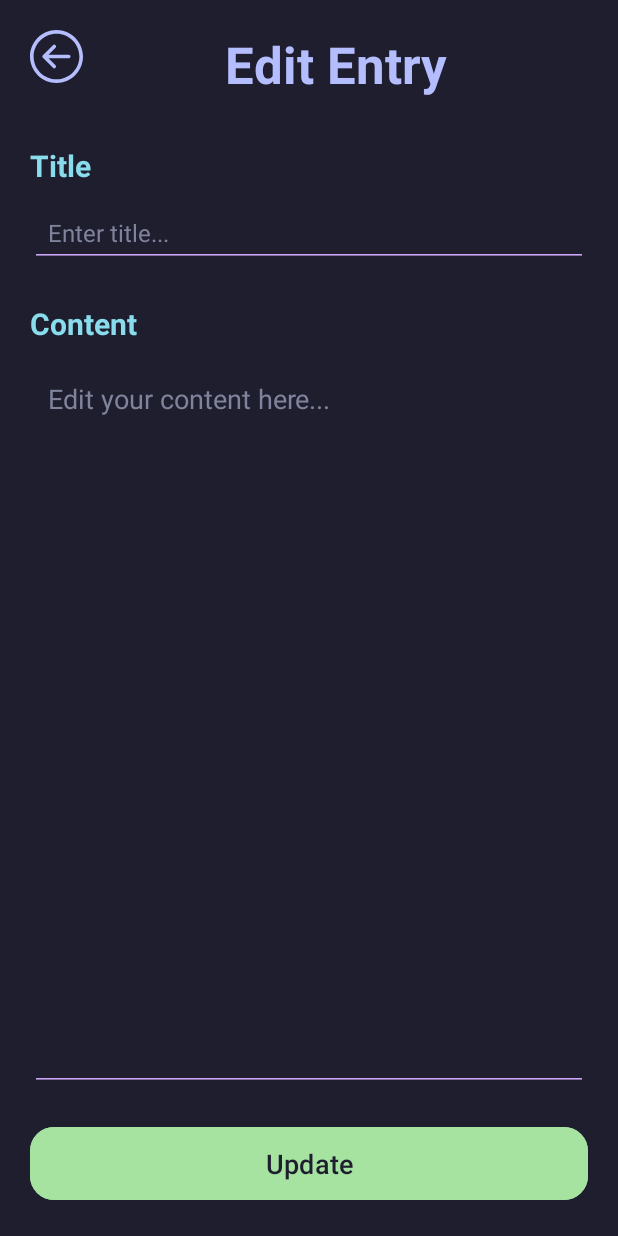
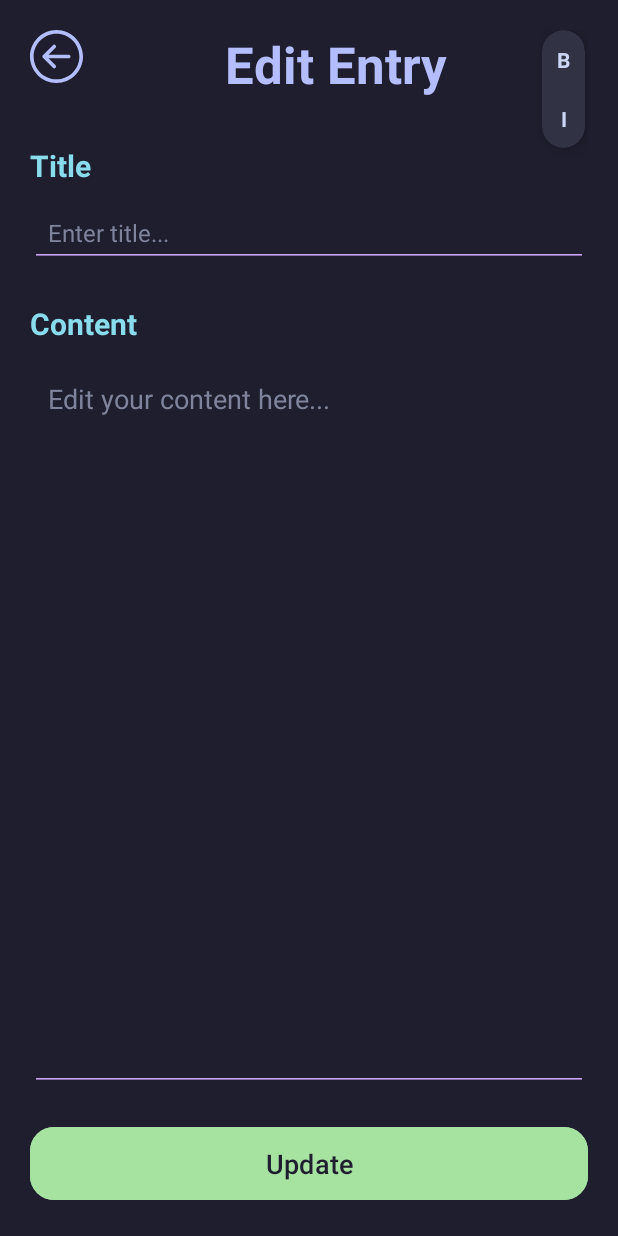
Before and after one commit to taaaf11/AndroidProject-PersonalDiaryApp, an Android app: the fragment EditFragment placed in its activity, on a phone screen of 412 x 824 dp. Run offline under Robolectric (Android 15) with nearby library versions, the phone set to English and light mode, and no system bars; our stand-ins replace Room's generated code; 3 statements that could not run were skipped.

Commit message:
add markdown controls card to edit fragment

```diff
--- a/app/build.gradle.kts
+++ b/app/build.gradle.kts
@@ -67,4 +67,8 @@ dependencies {
     annotationProcessor("androidx.room:room-compiler:2.6.1")
     kapt("androidx.room:room-compiler:2.6.1")
     implementation("androidx.room:room-ktx:2.6.1")
+
+    // markdown
+    implementation("org.commonmark:commonmark:0.22.0")
+
 }
--- a/app/src/main/java/com/example/personaldiaryapp/EditFragment.kt
+++ b/app/src/main/java/com/example/personaldiaryapp/EditFragment.kt
@@ -45,12 +45,16 @@ class EditFragment : Fragment(), View.OnClickListener {
     private fun registerClicks() {
         binding?.ivBackButtonFragmentEdit?.setOnClickListener(this)
         binding?.btnUpdateEntryFragmentEdit?.setOnClickListener(this)
-//        binding?.includedCard?.tvbtnBoldFragmentEdit?.setOnClickListener {
-//            binding?.etContentFragmentEdit?.text =
-//        }
-//        binding?.includedCard?.tvbtnItalicFragmentEdit?.setOnClickListener {
-//
-//        }
+        binding?.includedCard?.tvbtnBoldFragmentEdit?.setOnClickListener {
+            val theEditText = binding?.etContentFragmentEdit!!
+            theEditText.setText(theEditText.text.toString() + "****")
+            theEditText.setSelection(theEditText.text.length - 2)
+        }
+        binding?.includedCard?.tvbtnItalicFragmentEdit?.setOnClickListener {
+            val theEditText = binding?.etContentFragmentEdit!!
+            theEditText.setText(theEditText.text.toString() + "__")
+            theEditText.setSelection(theEditText.text.length - 1)
+        }
     }
 
     override fun onClick(v: View?) {
--- a/app/src/main/res/layout/fragment_edit.xml
+++ b/app/src/main/res/layout/fragment_edit.xml
@@ -115,14 +115,14 @@
         app:layout_constraintStart_toStartOf="parent"
         app:layout_constraintEnd_toEndOf="parent" />
 
-<!--    <include-->
-<!--        android:id="@+id/includedCard"-->
-<!--        layout="@layout/markdown_controls_card"-->
-<!--        android:layout_width="0dp"-->
-<!--        android:layout_height="wrap_content"-->
-<!--        android:layout_marginEnd="2dp"-->
-<!--        app:layout_constraintTop_toTopOf="parent"-->
-<!--        app:layout_constraintEnd_toEndOf="parent" />-->
+    <include
+        android:id="@+id/includedCard"
+        layout="@layout/markdown_controls_card"
+        android:layout_width="0dp"
+        android:layout_height="wrap_content"
+        android:layout_marginEnd="2dp"
+        app:layout_constraintTop_toTopOf="parent"
+        app:layout_constraintEnd_toEndOf="parent" />
 </androidx.constraintlayout.widget.ConstraintLayout>
 
     <!--<?xml version="1.0" encoding="utf-8"?>-->
--- a/app/src/main/res/layout/markdown_controls_card.xml
+++ b/app/src/main/res/layout/markdown_controls_card.xml
@@ -25,7 +25,7 @@
 
             android:text="B"
             android:textStyle="bold"
-            android:textColor="@color/ctp_surface2"
+            android:textColor="@color/ctp_text"
             android:padding="10dp"
             app:layout_constraintTop_toTopOf="parent"
             app:layout_constraintEnd_toEndOf="parent"
@@ -38,7 +38,7 @@
 
             android:text="I"
             android:textStyle="bold"
-            android:textColor="@color/ctp_surface2"
+            android:textColor="@color/ctp_text"
             android:padding="10dp"
             app:layout_constraintTop_toBottomOf="@id/tvbtnBold_fragment_edit"
             app:layout_constraintStart_toStartOf="parent"
```
Also changed, not shown: app/src/main/java/com/example/personaldiaryapp/DetailsFragment.kt (+18 -4 lines).
